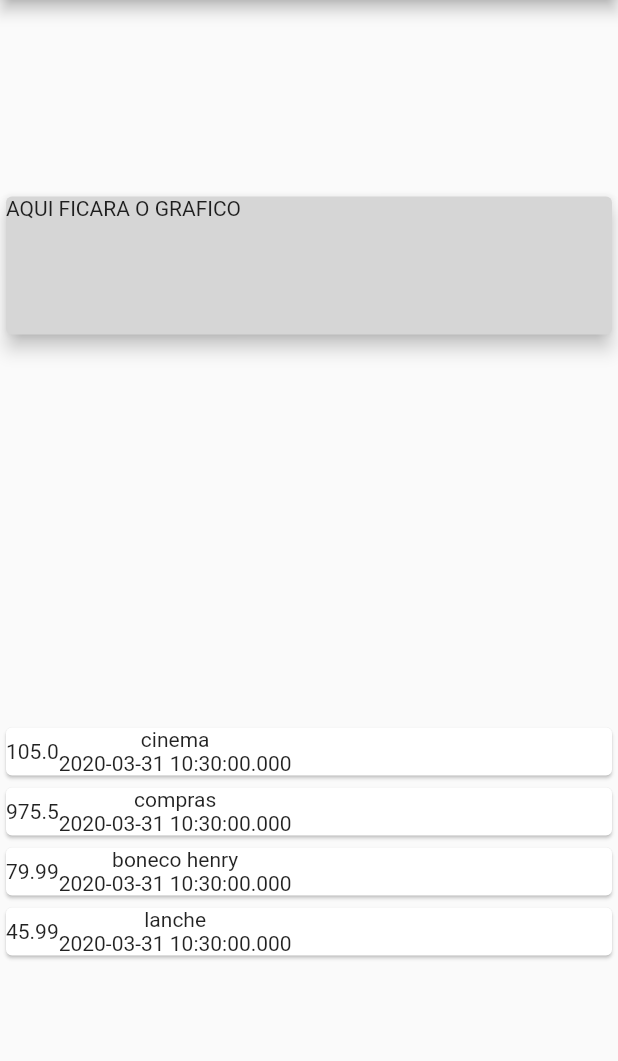
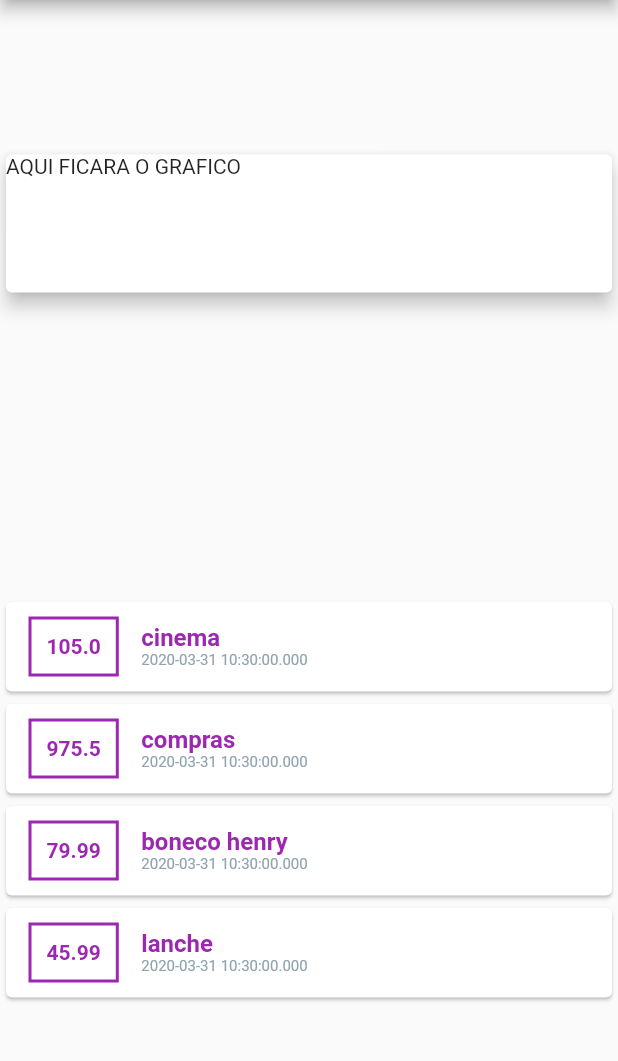
Before and after one commit to ivonildo-lopes/despesas-flutter, a Flutter app: the screen it shows after launch, on a phone screen of 412 x 824 dp, the part 84-1145 px from its top. Run offline on Flutter 3.47's test engine with Material 2 defaults, Android fonts, the phone set to English and light mode, and no system bars.

```diff
--- /dev/null
+++ b/lib/cardTransaction.dart
@@ -0,0 +1,31 @@
+import 'package:despesas/cardTransactionValue.dart';
+import 'package:despesas/cardTrasactionDescription.dart';
+import 'package:despesas/model/transaction.dart';
+import 'package:flutter/material.dart';
+
+class CardTransaction  extends StatelessWidget {
+
+   final List<Transaction> _transaction;
+
+   CardTransaction(this._transaction);
+
+  @override
+  Widget build(BuildContext context) {
+    return Column(
+        children: <Widget>[
+         Column(
+           children: this._transaction.map((transaction) {
+             return Card(
+               child: Row(
+                 children: <Widget>[
+                   CardTransactionValue(transaction),
+                   CardTransactionDescription(transaction)
+                 ],
+               ),
+             );
+           }).toList(),
+         )
+        ],
+    );
+  }
+}
--- /dev/null
+++ b/lib/cardTransactionValue.dart
@@ -0,0 +1,26 @@
+import 'package:despesas/model/transaction.dart';
+import 'package:flutter/material.dart';
+
+class CardTransactionValue extends StatelessWidget {
+
+ final Transaction transaction;
+
+  CardTransactionValue(this.transaction);
+
+  @override
+  Widget build(BuildContext context) {
+    return Container(
+      margin: EdgeInsets.symmetric(horizontal: 15, vertical: 10),
+      decoration: BoxDecoration(
+          border: Border.all(
+        color: Colors.purple,
+        width: 2,
+      )),
+      padding: EdgeInsets.all(10),
+      child: Text(
+        transaction.value.toString(),
+        style: TextStyle(fontWeight: FontWeight.bold, color: Colors.purple),
+      ),
+    );
+  }
+}
--- /dev/null
+++ b/lib/cardTrasactionDescription.dart
@@ -0,0 +1,30 @@
+import 'package:despesas/model/transaction.dart';
+import 'package:flutter/material.dart';
+
+class CardTransactionDescription extends StatelessWidget {
+  final Transaction transaction;
+
+  CardTransactionDescription(this.transaction);
+
+  @override
+  Widget build(BuildContext context) {
+    return Column(
+      // mainAxisAlignment: MainAxisAlignment.end,
+      crossAxisAlignment: CrossAxisAlignment.start,
+      children: <Widget>[
+        Text(transaction.title,
+        style: TextStyle(
+          fontSize: 16,
+          color: Colors.purple,
+          fontWeight: FontWeight.bold,
+        )),
+        Text(transaction.date.toString(),
+         style: TextStyle(
+          fontSize: 10,
+          color: Colors.blueGrey[300],
+          fontWeight: FontWeight.normal,
+        )),
+      ],
+    );
+  }
+}
--- /dev/null
+++ b/lib/grafico.dart
@@ -0,0 +1,18 @@
+import 'package:flutter/material.dart';
+
+class Grafico extends StatelessWidget {
+  Grafico();
+
+  @override
+  Widget build(BuildContext context) {
+    return Container(
+      // width: double.infinity,
+      height: 100,
+      child: Card(
+        child: Text('AQUI FICARA O GRAFICO'),
+        color: Colors.purple[350],
+        elevation: 5,
+      ),
+    );
+  }
+}
--- a/lib/main.dart
+++ b/lib/main.dart
@@ -1,3 +1,5 @@
+import 'package:despesas/cardTransaction.dart';
+import 'package:despesas/grafico.dart';
 import 'package:despesas/model/transaction.dart';
 import 'package:flutter/material.dart';
 
@@ -28,39 +30,11 @@ class HomePage  extends StatelessWidget {
         title: Text('Controle de despesas'),
       ),
       body: Column(
-        // crossAxisAlignment: CrossAxisAlignment.center, // default
-        // mainAxisAlignment: MainAxisAlignment.start, // default
         mainAxisAlignment: MainAxisAlignment.spaceAround,
         crossAxisAlignment: CrossAxisAlignment.stretch,
         children: <Widget>[
-          Container(
-            // width: double.infinity,
-            height: 100,
-            child: Card(
-              child: Text('AQUI FICARA O GRAFICO'),
-              color: Colors.grey[350],
-              elevation: 5,
-            ),
-          ),
-         Column(
-           children: this._transaction.map((transaction) {
-             return Card(
-               child: Row(
-                 children: <Widget>[
-                   Container(
-                     child: Text(transaction.value.toString()),
-                   ),
-                   Column(
-                     children: <Widget>[
-                       Text(transaction.title),
-                       Text(transaction.date.toString()),
-                     ],
-                   )
-                 ],
-               ),
-             );
-           }).toList(),
-         )
+          Grafico(),
+          CardTransaction(_transaction)
         ],
       ),
     );
```
